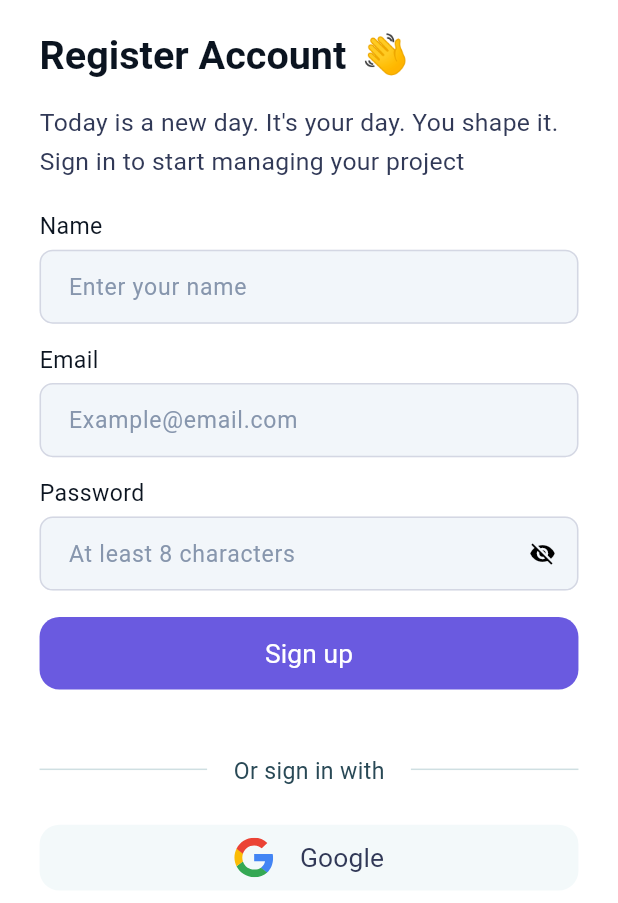
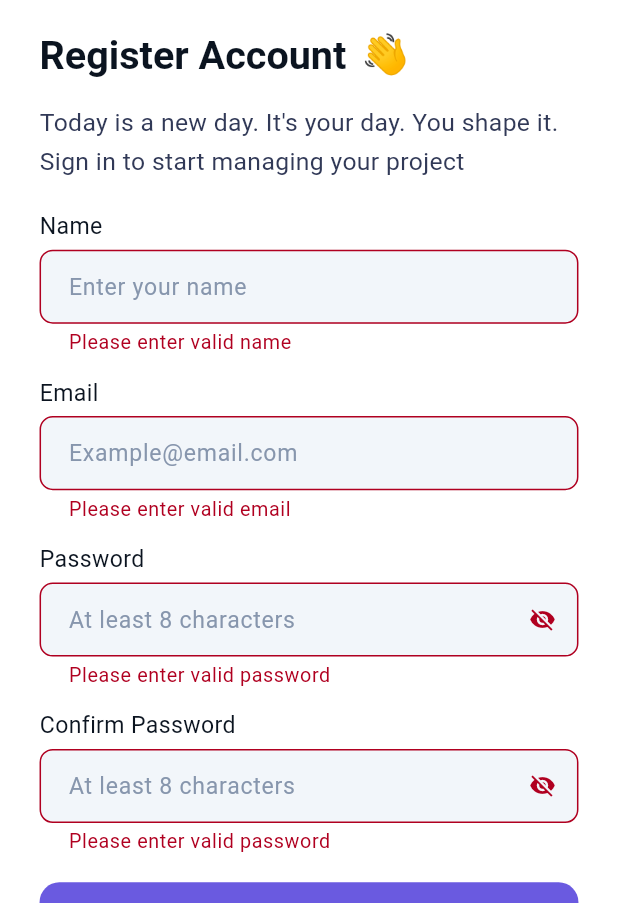
Before and after one commit to Quizzfly/mobile, a Flutter app: the RegisterScreen screen opened by its route, after a tap on "Sign up", on a phone screen of 412 x 824 dp, the part 333-1236 px from its top. Run offline on Flutter 3.47's test engine with Material 3 defaults, Android fonts, the phone set to English and light mode, and no system bars; our stand-ins replace cached_network_image, connectivity_plus, dio, equatable, flutter_bloc, flutter_svg and 3 more; accounts and stored records are empty; Roboto replaces fonts that are missing (Rubik, SF Pro Display, SF Pro Rounded).

Commit message:
[QUIZ-2][QUIZ-32] feat : merge API register

```diff
--- a/lib/core/utils/validation_functions.dart
+++ b/lib/core/utils/validation_functions.dart
@@ -4,7 +4,7 @@ bool isText(String? inputString, {bool isRequired = false}) {
     isInputStringValid = true;
   }
   if (inputString != null && inputString.isNotEmpty) {
-    const pattern = r'^[a-zA-Z]+$';
+    const pattern = r'^[a-zA-Z\s]+$';
     final regExp = RegExp(pattern);
     isInputStringValid = regExp.hasMatch(inputString);
   }
--- /dev/null
+++ b/lib/data/models/register/post_register_req.dart
@@ -0,0 +1,31 @@
+class PostRegisterReq {
+  String? name;
+  String? email;
+
+  String? confirmPassword;
+  String? password;
+  PostRegisterReq({this.name, this.email, this.password, this.confirmPassword});
+  PostRegisterReq.fromJson(Map<String, dynamic> json) {
+    name = json['name'];
+    email = json['email'];
+    password = json['password'];
+    confirmPassword = json['confirm_password'];
+  }
+  Map<String, dynamic> toJson() {
+    final data = <String, dynamic>{};
+    if (name != null) {
+      data['name'] = email;
+    }
+    if (email != null) {
+      data['email'] = email;
+    }
+    if (password != null) {
+      data['password'] = password;
+    }
+
+    if (confirmPassword != null) {
+      data['confirm_password'] = confirmPassword;
+    }
+    return data;
+  }
+}
--- /dev/null
+++ b/lib/data/models/register/post_register_resp.dart
@@ -0,0 +1,14 @@
+class PostRegisterResp {
+  String? userId;
+  PostRegisterResp({this.userId});
+  PostRegisterResp.fromJson(Map<String, dynamic> json) {
+    userId = json['userId'];
+  }
+  Map<String, dynamic> toJson() {
+    final data = <String, dynamic>{};
+    if (userId != null) {
+      data['userId'] = userId;
+    }
+    return data;
+  }
+}
--- a/lib/presentation/login_screen/login_screen.dart
+++ b/lib/presentation/login_screen/login_screen.dart
@@ -196,7 +196,6 @@ class LoginScreen extends StatelessWidget {
   }
 
   //Section widget
-  //Section widget
   Widget _buildPasswordInputSection(BuildContext context) {
     bool _obscureText = true; // Variable to track password visibility
     return StatefulBuilder(
--- a/lib/presentation/register_screen/bloc/register_bloc.dart
+++ b/lib/presentation/register_screen/bloc/register_bloc.dart
@@ -1,6 +1,10 @@
+import 'dart:async';
 import 'package:flutter/material.dart';
 import 'package:equatable/equatable.dart';
+import 'package:quizzfly_application_flutter/data/models/register/post_register_resp.dart';
 import '../../../core/app_export.dart';
+import '../../../data/models/register/post_register_req.dart';
+import '../../../data/repository/repository.dart';
 import '../models/register_model.dart';
 part 'register_event.dart';
 part 'register_state.dart';
@@ -9,6 +13,7 @@ part 'register_state.dart';
 class RegisterBloc extends Bloc<RegisterEvent, RegisterState> {
   RegisterBloc(RegisterState initialState) : super(initialState) {
     on<RegisterInitialEvent>(_onInitialize);
+    on<CreateRegisterEvent>(_callRegister);
   }
   _onInitialize(
     RegisterInitialEvent event,
@@ -19,7 +24,47 @@ class RegisterBloc extends Bloc<RegisterEvent, RegisterState> {
         nameController: TextEditingController(),
         emailController: TextEditingController(),
         passwordController: TextEditingController(),
+        confirmPasswordController: TextEditingController(),
       ),
     );
   }
+
+  final _repository = Repository();
+
+  var postRegisterResp = PostRegisterResp();
+
+  /// Calls [{{baseUrl}}/api/v1/auth/register] with the provided event and emits the state.
+  ///
+  /// The [CreateRegisterEvent] parameter is used for handling event data
+  /// The [emit] parameter is used for emitting the state
+  ///
+  /// Throws an error if an error occurs during the API call process.
+  FutureOr<void> _callRegister(
+    CreateRegisterEvent event,
+    Emitter<RegisterState> emit,
+  ) async {
+    var postRegisterReq = PostRegisterReq(
+      name: state.nameController?.text ?? '',
+      email: state.emailController?.text ?? '',
+      password: state.passwordController?.text ?? '',
+      confirmPassword: state.confirmPasswordController?.text ?? '',
+    );
+    await _repository.register(
+      headers: {},
+      requestData: postRegisterReq.toJson(),
+    ).then((value) async {
+      postRegisterResp = value;
+      _onRegisterSuccess(value, emit);
+      event.onCreateRegisterEventSuccess?.call();
+    }).onError((error, stackTrace) {
+      _onRegisterError();
+      event.onCreateRegisterEventError?.call();
+    });
+  }
+
+  void _onRegisterSuccess(
+    PostRegisterResp resp,
+    Emitter<RegisterState> emit,
+  ) {}
+  void _onRegisterError() {}
 }
--- a/lib/presentation/register_screen/bloc/register_event.dart
+++ b/lib/presentation/register_screen/bloc/register_event.dart
@@ -1,4 +1,5 @@
 part of 'register_bloc.dart';
+
 /// Abstract class for all events that can be dispatched from the
 ///Register widget.
 ///
@@ -7,8 +8,21 @@ class RegisterEvent extends Equatable {
   @override
   List<Object?> get props => [];
 }
+
 /// Event that is dispatched when the Register widget is first created.
 class RegisterInitialEvent extends RegisterEvent {
   @override
   List<Object?> get props => [];
 }
+
+///Event that is dispatched when the user calls the {{baseUrl}}/api/v1/auth/register API.
+// ignore_for_file: must_be_immutable
+class CreateRegisterEvent extends RegisterEvent {
+  CreateRegisterEvent(
+      {this.onCreateRegisterEventSuccess, this.onCreateRegisterEventError});
+  Function? onCreateRegisterEventSuccess;
+  Function? onCreateRegisterEventError;
+  @override
+  List<Object?> get props =>
+      [onCreateRegisterEventSuccess, onCreateRegisterEventError];
+}
--- a/lib/presentation/register_screen/bloc/register_state.dart
+++ b/lib/presentation/register_screen/bloc/register_state.dart
@@ -4,7 +4,11 @@ part of 'register_bloc.dart';
 // ignore_for_file: must_be_immutable
 class RegisterState extends Equatable {
   RegisterState(
-      {this.nameController,this.emailController, this.passwordController, this.registerModelObj});
+      {this.nameController,
+      this.emailController,
+      this.passwordController,
+      this.confirmPasswordController,
+      this.registerModelObj});
 
   TextEditingController? nameController;
 
@@ -12,21 +16,30 @@ class RegisterState extends Equatable {
 
   TextEditingController? passwordController;
 
+  TextEditingController? confirmPasswordController;
+
   RegisterModel? registerModelObj;
 
   @override
-  List<Object?> get props =>
-      [emailController, passwordController, registerModelObj];
+  List<Object?> get props => [
+        emailController,
+        passwordController,
+        confirmPasswordController,
+        registerModelObj
+      ];
   RegisterState copyWith({
     TextEditingController? nameController,
     TextEditingController? emailController,
     TextEditingController? passwordController,
+    TextEditingController? confirmPasswordController,
     RegisterModel? registerModelObj,
   }) {
     return RegisterState(
-      nameController : nameController ?? this.nameController,
+      nameController: nameController ?? this.nameController,
       emailController: emailController ?? this.emailController,
       passwordController: passwordController ?? this.passwordController,
+      confirmPasswordController:
+          confirmPasswordController ?? this.confirmPasswordController,
       registerModelObj: registerModelObj ?? this.registerModelObj,
     );
   }
--- a/lib/presentation/register_screen/register_screen.dart
+++ b/lib/presentation/register_screen/register_screen.dart
@@ -1,4 +1,5 @@
 import 'package:flutter/material.dart';
+import 'package:fluttertoast/fluttertoast.dart';
 import '../../core/app_export.dart';
 import '../../core/utils/validation_functions.dart';
 import '../../domain/googleauth/google_auth_helper.dart';
@@ -9,7 +10,9 @@ import 'bloc/register_bloc.dart';
 import 'models/register_model.dart';
 
 class RegisterScreen extends StatelessWidget {
-  const RegisterScreen({Key? key})
+  final _formKey = GlobalKey<FormState>();
+
+  RegisterScreen({Key? key})
       : super(
           key: key,
         );
@@ -38,6 +41,9 @@ class RegisterScreen extends StatelessWidget {
                 top: 20.h,
                 right: 24.h,
               ),
+              child: Form(
+                key: _formKey, // Use the class-level _formKey here
+                autovalidateMode: AutovalidateMode.onUserInteraction,
                 child: Column(
                   children: [
                     SizedBox(height: 2.h),
@@ -57,12 +63,17 @@ class RegisterScreen extends StatelessWidget {
                     _buildEmailInputSection(context),
                     SizedBox(height: 12.h),
                     _buildPasswordInputSection(context),
+                    SizedBox(height: 12.h),
+                    _buildConfirmPasswordInputSection(context),
                     SizedBox(height: 16.h),
                     CustomElevatedButton(
                       height: 44.h,
                       text: "lbl_sign_up".tr,
                       buttonStyle: CustomButtonStyles.fillPrimary,
                       buttonTextStyle: theme.textTheme.bodyLarge!,
+                      onPressed: () => {
+                        onTapSignUpButton(context)
+                      },
                     ),
                     SizedBox(height: 40.h),
                     _buildAlternativeSignInSection(context),
@@ -80,7 +91,8 @@ class RegisterScreen extends StatelessWidget {
                         ),
                       ),
                       buttonStyle: CustomButtonStyles.fillGray,
-                    buttonTextStyle: CustomTextStyles.bodyLargeErrorContainer_1,
+                      buttonTextStyle:
+                          CustomTextStyles.bodyLargeErrorContainer_1,
                       onPressed: () {
                         onTapGoogle(context);
                       },
@@ -88,6 +100,7 @@ class RegisterScreen extends StatelessWidget {
                     SizedBox(height: 26.h),
                     _buildConfirmationSection(context)
                   ],
+                ),
               ),
             ),
           ),
@@ -140,12 +153,8 @@ class RegisterScreen extends StatelessWidget {
 
   /// Section Widget
   Widget _buildNameInputSection(BuildContext context) {
-    final _formKey = GlobalKey<FormState>();
     return SizedBox(
       width: double.maxFinite,
-      child: Form(
-        key: _formKey,
-        autovalidateMode: AutovalidateMode.onUserInteraction,
       child: Column(
         children: [
           SizedBox(
@@ -182,18 +191,13 @@ class RegisterScreen extends StatelessWidget {
           )
         ],
       ),
-      ),
     );
   }
 
   /// Section Widget
   Widget _buildEmailInputSection(BuildContext context) {
-    final _formKey = GlobalKey<FormState>();
     return SizedBox(
         width: double.maxFinite,
-        child: Form(
-          key: _formKey,
-          autovalidateMode: AutovalidateMode.onUserInteraction,
         child: Column(
           children: [
             SizedBox(
@@ -231,23 +235,17 @@ class RegisterScreen extends StatelessWidget {
               },
             )
           ],
-          ),
         ));
   }
 
   //Section widget
   Widget _buildPasswordInputSection(BuildContext context) {
-    final _formKey = GlobalKey<FormState>();
     bool _obscureText = true; // Variable to track password visibility
 
     return StatefulBuilder(
       builder: (context, setState) {
         return SizedBox(
           width: double.maxFinite,
-          child: Form(
-            key: _formKey,
-            autovalidateMode:
-                AutovalidateMode.onUserInteraction, // Enable auto-validation
           child: Column(
             crossAxisAlignment: CrossAxisAlignment.start,
             children: [
@@ -256,8 +254,7 @@ class RegisterScreen extends StatelessWidget {
                 style: CustomTextStyles.bodyMediumRobotoGray90003,
               ),
               SizedBox(height: 4.h),
-                BlocSelector<RegisterBloc, RegisterState,
-                    TextEditingController?>(
+              BlocSelector<RegisterBloc, RegisterState, TextEditingController?>(
                 selector: (state) => state.passwordController,
                 builder: (context, passwordController) {
                   return CustomTextFormField(
@@ -273,9 +270,7 @@ class RegisterScreen extends StatelessWidget {
                     ),
                     suffix: IconButton(
                       icon: Icon(
-                          _obscureText
-                              ? Icons.visibility_off
-                              : Icons.visibility,
+                        _obscureText ? Icons.visibility_off : Icons.visibility,
                       ),
                       onPressed: () {
                         // Toggle password visibility
@@ -299,6 +294,71 @@ class RegisterScreen extends StatelessWidget {
               ),
             ],
           ),
+        );
+      },
+    );
+  }
+
+  //Section widget
+  Widget _buildConfirmPasswordInputSection(BuildContext context) {
+    bool _obscureText = true; // Variable to track password visibility
+
+    return StatefulBuilder(
+      builder: (context, setState) {
+        return SizedBox(
+          width: double.maxFinite,
+          child: Column(
+            crossAxisAlignment: CrossAxisAlignment.start,
+            children: [
+              Text(
+                "lbl_confirm_password".tr,
+                style: CustomTextStyles.bodyMediumRobotoGray90003,
+              ),
+              SizedBox(height: 4.h),
+              BlocSelector<RegisterBloc, RegisterState, TextEditingController?>(
+                selector: (state) => state.confirmPasswordController,
+                builder: (context, confirmNewPasswordController) {
+                  return CustomTextFormField(
+                    controller: confirmNewPasswordController,
+                    hintText: "msg_at_least_8_characters".tr,
+                    textInputAction: TextInputAction.done,
+                    textInputType: TextInputType.visiblePassword,
+                    obscureText:
+                        _obscureText, // Use the boolean to toggle visibility
+                    contentPadding: EdgeInsets.symmetric(
+                      horizontal: 14.h,
+                      vertical: 12.h,
+                    ),
+                    suffix: IconButton(
+                      icon: Icon(
+                        _obscureText ? Icons.visibility_off : Icons.visibility,
+                      ),
+                      onPressed: () {
+                        // Toggle password visibility
+                        setState(() {
+                          _obscureText = !_obscureText;
+                        });
+                      },
+                    ),
+                    validator: (value) {
+                      if (value == null || value.isEmpty) {
+                        return "err_msg_please_enter_valid_password"
+                            .tr; // Validate null
+                      } else if (value !=
+                          context
+                              .read<RegisterBloc>()
+                              .state
+                              .passwordController
+                              ?.text) {
+                        return "err_msg_passwords_do_not_match"
+                            .tr; // Validation to check if passwords match
+                      }
+                      return null; // Return null if validation passes
+                    },
+                  );
+                },
+              ),
+            ],
           ),
         );
       },
@@ -384,6 +444,38 @@ class RegisterScreen extends StatelessWidget {
     );
   }
 
+  /// Calls the {{baseUrl}}/api/v1/auth/register API and triggers a [CreateRegisterEvent] event on the [RegisterBloc] bloc.
+  /// /// Validates the form and triggers a [CreateRegisterEvent] event on the [RegisterBloc] bloc if the form is valid.
+  /// The [BuildContext] parameter represents current [BuildContext]
+  onTapSignUpButton(BuildContext context) {
+    if (_formKey.currentState!.validate()) {
+      context.read<RegisterBloc>().add(
+            CreateRegisterEvent(
+              onCreateRegisterEventSuccess: () {
+                _onRegisterEventSuccess(context);
+              },
+              onCreateRegisterEventError: () {
+                _onRegisterEventError(context);
+              },
+            ),
+          );
+    }
+  }
+
+  /// Navigates to the loginScreen when the action is triggered.
+  void _onRegisterEventSuccess(BuildContext context) {
+    NavigatorService.pushNamed(
+      AppRoutes.loginScreen,
+    );
+  }
+
+  /// Displays a toast message using the Fluttertoast library.
+  void _onRegisterEventError(BuildContext context) {
+    Fluttertoast.showToast(
+      msg: "User accounts already exist",
+    );
+  }
+
   onTapGoogle(BuildContext context) async {
     await GoogleAuthHelper().googleSignInProcess().then((googleUser) {
       if (googleUser != null) {
```
Also changed, not shown: lib/data/apiClient/api_client.dart (+35 -0 lines), lib/data/repository/repository.dart (+10 -2 lines). Lines whose indentation alone changed are shown as unchanged.
